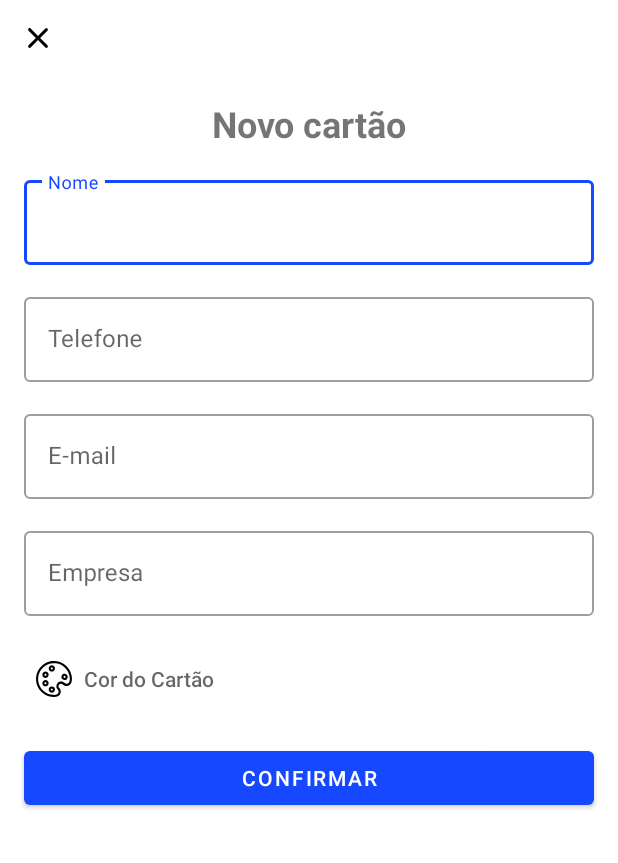
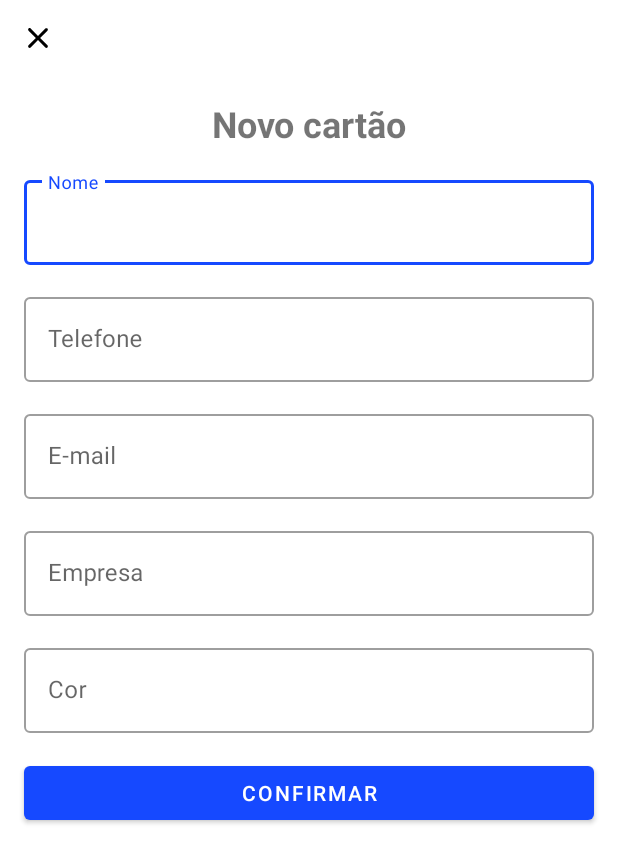
Before and after one commit to tulioalbu/Ola-BusinessCards_Projeto-DIO, an Android app: the AddBusinessCardActivity screen opened directly, with no data from a screen before it, on a phone screen of 412 x 824 dp. Shown: the top 863 px of the screen. Run offline under Robolectric (Android 15) with nearby library versions, the phone set to English and light mode, and no system bars.

```diff
--- a/app/src/main/java/br/com/dio/businesscard/data/AppDatabase.kt
+++ b/app/src/main/java/br/com/dio/businesscard/data/AppDatabase.kt
@@ -11,14 +11,11 @@ abstract class AppDatabase : RoomDatabase() {
     abstract fun businessDao(): BusinessCardDao
 
     companion object {
-        // Singleton prevents multiple instances of database opening at the
-        // same time.
         @Volatile
         private var INSTANCE: AppDatabase? = null
 
         fun getDatabase(context: Context): AppDatabase {
-            // if the INSTANCE is not null, then return it,
-            // if it is, then create the database
+
             return INSTANCE ?: synchronized(this) {
                 val instance = Room.databaseBuilder(
                     context.applicationContext,
@@ -26,7 +23,6 @@ abstract class AppDatabase : RoomDatabase() {
                     "businesscard_db"
                 ).build()
                 INSTANCE = instance
-                // return instance
                 instance
             }
         }
--- a/app/src/main/java/br/com/dio/businesscard/ui/MainActivity.kt
+++ b/app/src/main/java/br/com/dio/businesscard/ui/MainActivity.kt
@@ -28,7 +28,6 @@ class MainActivity : AppCompatActivity() {
     }
 
     private fun setUpPermissions() {
-        // write permission to access the storage
         ActivityCompat.requestPermissions(
             this,
             arrayOf(Manifest.permission.WRITE_EXTERNAL_STORAGE),
--- a/app/src/main/res/drawable/ic_excluir.xml
+++ b/app/src/main/res/drawable/ic_excluir.xml
@@ -1,7 +1,7 @@
 <vector android:height="24dp" android:viewportHeight="512"
     android:viewportWidth="512" android:width="24dp" xmlns:android="http://schemas.android.com/apk/res/android">
-    <path android:fillColor="#000000"
+    <path android:fillColor="#FFFFFF"
         android:pathData="M136.3,49.9c-9.9,3.4 -17,9.9 -21.6,19.8 -2,4.3 -2.2,6.7 -2.5,23.5l-0.4,18.6 -18.6,0.4c-17.8,0.3 -19,0.4 -24.4,3 -7.3,3.4 -14.2,10.3 -17.6,17.6l-2.7,5.7 0,149.5 0,149.5 2.7,5.7c3.4,7.3 10.3,14.2 17.6,17.6l5.7,2.7 149.5,-0 149.5,-0 6.7,-3.3c7.7,-3.8 12.8,-9 16.7,-17.2 2.5,-5.2 2.6,-6.5 2.9,-24.2l0.4,-18.6 18.7,-0.4 18.6,-0.3 6.7,-3.3c7.7,-3.7 12.8,-9 16.7,-17.2l2.6,-5.5 0,-149.5 0,-149.5 -2.6,-5.5c-3.9,-8.2 -9,-13.5 -16.7,-17.2l-6.7,-3.3 -148,-0.2c-140.4,-0.2 -148.3,-0.2 -153.2,1.6zM430.8,81.2c1.7,1.7 1.7,283.9 0,285.6 -1.7,1.7 -283.9,1.7 -285.6,-0 -1.7,-1.7 -1.7,-283.9 0,-285.6 1.7,-1.7 283.9,-1.7 285.6,-0zM112.2,258.7l0.3,114.8 2.7,5.7c3.4,7.3 10.3,14.2 17.6,17.6l5.7,2.7 114.8,0.3 114.7,0.2 0,14.8c0,10.2 -0.4,15.2 -1.2,16 -1.7,1.7 -283.9,1.7 -285.6,-0 -1.7,-1.7 -1.7,-283.9 0,-285.6 0.8,-0.8 5.8,-1.2 16,-1.2l14.8,-0 0.2,114.7z" android:strokeColor="#00000000"/>
-    <path android:fillColor="#000000"
+    <path android:fillColor="#FFFFFF"
         android:pathData="M254,181.1c-5.9,2.4 -10,8.5 -10,14.9 0,5.8 0.9,7.2 11.8,18.2l9.6,9.8 -9.6,9.8c-10.3,10.5 -11.8,12.9 -11.8,19.5 0,7.2 4.9,13 12.5,14.7 6.7,1.5 10.2,-0.4 21.3,-11.3l10.2,-10.2 10.3,10.2c11.1,11 14.5,12.8 21.3,11.3 9.6,-2.2 14.9,-12.2 11.4,-21.6 -0.6,-1.5 -5.4,-7.2 -10.8,-12.6l-9.6,-9.8 9.6,-9.8c5.3,-5.3 10.1,-10.7 10.7,-11.9 0.6,-1.2 1.1,-4.2 1.1,-6.6 0,-10.9 -12.5,-19 -22.1,-14.2 -1.9,0.9 -7.6,5.8 -12.6,10.8l-9.3,9.2 -9.2,-9.2c-5.1,-5 -10.7,-9.8 -12.5,-10.7 -3.6,-1.8 -8.5,-2 -12.3,-0.5z" android:strokeColor="#00000000"/>
 </vector>
--- a/app/src/main/res/layout/activity_add_business_card.xml
+++ b/app/src/main/res/layout/activity_add_business_card.xml
@@ -101,19 +101,27 @@
 
     </com.google.android.material.textfield.TextInputLayout>
 
-    <Button
-        android:id="@+id/bt_color"
-        style="@style/Widget.AppCompat.Button.Borderless.Colored"
+    <com.google.android.material.textfield.TextInputLayout
+        android:id="@+id/til_cor"
+        style="@style/Widget.MaterialComponents.TextInputLayout.OutlinedBox"
         android:layout_width="0dp"
         android:layout_height="wrap_content"
         android:layout_margin="16dp"
-        android:drawableLeft="@drawable/ic_colorpalette"
-        android:hint="@string/color"
-        android:padding="8dp"
-        android:textAlignment="viewStart"
+        android:hint="@string/label_cor"
         app:layout_constraintEnd_toEndOf="parent"
         app:layout_constraintStart_toStartOf="parent"
-        app:layout_constraintTop_toBottomOf="@id/til_empresa" />
+        app:layout_constraintTop_toBottomOf="@id/til_empresa"
+        tools:ignore="ExtraText">
+
+        <com.google.android.material.textfield.TextInputEditText
+            android:layout_width="match_parent"
+            android:layout_height="match_parent"
+            android:inputType="text"
+            android:textAllCaps="true"
+            />
+        />
+
+    </com.google.android.material.textfield.TextInputLayout>
 
     <com.google.android.material.button.MaterialButton
         android:id="@+id/btn_confirm"
@@ -123,6 +131,6 @@
         android:text="@string/label_confirmar"
         app:layout_constraintEnd_toEndOf="parent"
         app:layout_constraintStart_toStartOf="parent"
-        app:layout_constraintTop_toBottomOf="@+id/bt_color" />
+        app:layout_constraintTop_toBottomOf="@+id/til_cor" />
 
 </androidx.constraintlayout.widget.ConstraintLayout>
--- a/app/src/main/res/layout/item_business_card.xml
+++ b/app/src/main/res/layout/item_business_card.xml
@@ -31,6 +31,7 @@
                 android:id="@+id/tv_nome"
                 android:layout_width="wrap_content"
                 android:layout_height="wrap_content"
+                android:textColor="#FFFFFF"
                 android:textSize="20sp"
                 android:textStyle="bold"
                 app:layout_constraintStart_toStartOf="parent"
@@ -42,6 +43,7 @@
                 android:layout_width="wrap_content"
                 android:layout_height="wrap_content"
                 android:layout_marginTop="8dp"
+                android:textColor="#FFFFFF"
                 android:textSize="16sp"
                 app:layout_constraintLeft_toLeftOf="parent"
                 app:layout_constraintTop_toBottomOf="@id/tv_nome"
@@ -52,6 +54,7 @@
                 android:layout_width="wrap_content"
                 android:layout_height="wrap_content"
                 android:layout_marginTop="8dp"
+                android:textColor="#FFFFFF"
                 android:textSize="16sp"
                 app:layout_constraintLeft_toLeftOf="parent"
                 app:layout_constraintTop_toBottomOf="@id/tv_telefone"
@@ -62,7 +65,7 @@
                 android:layout_width="wrap_content"
                 android:layout_height="wrap_content"
                 android:layout_marginEnd="8dp"
-                android:textColor="@color/secondaryTextColor"
+                android:textColor="@color/primaryTextColor"
                 android:textSize="16sp"
                 app:layout_constraintBottom_toBottomOf="parent"
                 app:layout_constraintEnd_toEndOf="parent"
```
Also changed, not shown: app/src/main/java/br/com/dio/businesscard/ui/AddBusinessCardActivity.kt (+2 -19 lines), app/src/main/res/drawable/ic_ola_icon.xml (+9 -9 lines), 4 other files.
